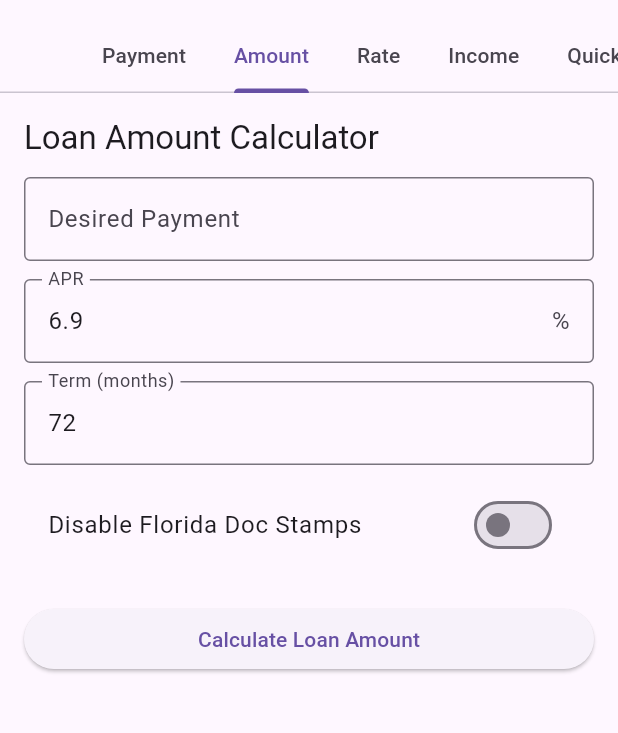
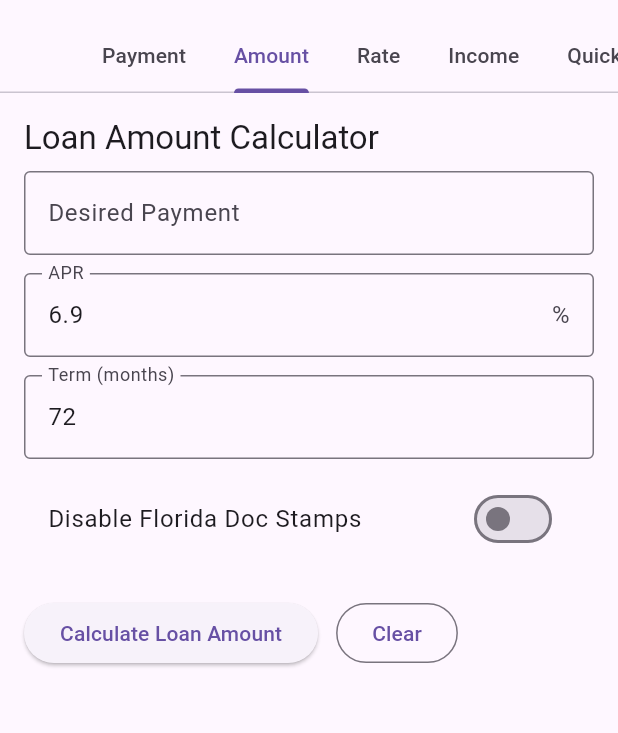
Before and after one commit to seanzmc/stingcalc_flutter, a Flutter app: the screen it shows after launch, tab 2 chosen, on a phone screen of 412 x 824 dp, the part 63-796 px from its top. Run offline on Flutter 3.47's test engine with Material 3 defaults, Android fonts, the light colour scheme and no system bars.

Commit message:
I think i finally got clear buttons in all the modules.

```diff
--- a/lib/amount_calculator_screen.dart
+++ b/lib/amount_calculator_screen.dart
@@ -1,6 +1,5 @@
 import 'package:flutter/material.dart';
 import 'engine/core_calculators.dart';
-import 'widgets/clear_button.dart';
 
 class AmountCalculatorScreen extends StatefulWidget {
   const AmountCalculatorScreen({super.key});
@@ -104,7 +103,17 @@ class _AmountCalculatorScreenState extends State<AmountCalculatorScreen> {
               'Loan Amount Calculator',
               style: Theme.of(context).textTheme.titleLarge,
             ),
-            const SizedBox(height: 12),
+            const SizedBox(height: 8),
+            if (_errorMessage != null) ...[
+              Text(
+                _errorMessage!,
+                style: TextStyle(
+                  color: Theme.of(context).colorScheme.error,
+                  fontWeight: FontWeight.w600,
+                ),
+              ),
+              const SizedBox(height: 8),
+            ],
             TextFormField(
               controller: _paymentController,
               decoration: const InputDecoration(
@@ -158,9 +167,18 @@ class _AmountCalculatorScreenState extends State<AmountCalculatorScreen> {
               },
             ),
             const SizedBox(height: 24),
-            ElevatedButton(
-              onPressed: _calculate,
-              child: const Text('Calculate Loan Amount'),
+            Row(
+              children: [
+                ElevatedButton(
+                  onPressed: _calculate,
+                  child: const Text('Calculate Loan Amount'),
+                ),
+                const SizedBox(width: 12),
+                OutlinedButton(
+                  onPressed: _clearForm,
+                  child: const Text('Clear'),
+                ),
+              ],
             ),
             if (_loanAmount != null) ...[
               const SizedBox(height: 24),
--- a/lib/income_calculator_screen.dart
+++ b/lib/income_calculator_screen.dart
@@ -1,6 +1,5 @@
 import 'package:flutter/material.dart';
 import 'engine/core_calculators.dart';
-import 'widgets/clear_button.dart';
 
 class IncomeCalculatorScreen extends StatefulWidget {
   const IncomeCalculatorScreen({super.key});
@@ -154,6 +153,8 @@ class _IncomeCalculatorScreenState extends State<IncomeCalculatorScreen> {
               child: Text(_formatDate(_hireDate)),
             ),
             const SizedBox(height: 24),
+            Row(
+              children: [
                 ElevatedButton(
                   onPressed: _calculate,
                   child: const Text('Estimate Income'),
@@ -163,6 +164,9 @@ class _IncomeCalculatorScreenState extends State<IncomeCalculatorScreen> {
                   onPressed: _clearForm,
                   child: const Text('Clear'),
                 ),
+              ],
+            ),
+            const SizedBox(height: 24),
             const SizedBox(height: 24),
             if (_error != null)
               Text(
--- a/lib/payment_calculator_screen.dart
+++ b/lib/payment_calculator_screen.dart
@@ -1,6 +1,5 @@
 import 'package:flutter/material.dart';
 import 'engine/core_calculators.dart';
-import 'widgets/clear_button.dart';
 
 class PaymentCalculatorScreen extends StatefulWidget {
   final double? initialLoanAmount;
--- a/lib/quick_pencil_screen.dart
+++ b/lib/quick_pencil_screen.dart
@@ -1,6 +1,5 @@
 import 'package:flutter/material.dart';
 import 'engine/quick_pencil_engine.dart';
-import 'widgets/clear_button.dart';
 
 class QuickPencilScreen extends StatefulWidget {
   final void Function(double amountToFinance)? onUseInPayment;
```
Lines whose indentation alone changed are shown as unchanged.
